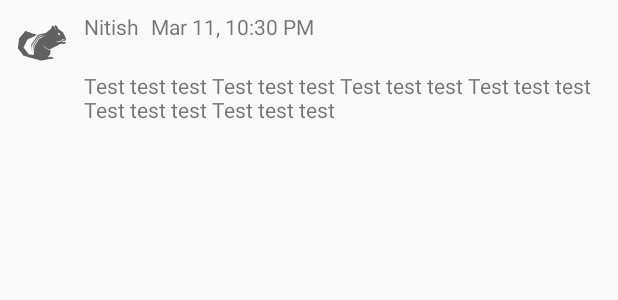
After one commit to nitishmaropost/Smack, an Android app: the layout message_list_view.xml on its own in the app's theme, with its tools: preview values and no code run, on a phone screen of 412 x 824 dp. The commit adds this screen. Shown: the top 300 px of the screen. Run offline under Robolectric (Android 15) with nearby library versions, the phone set to English and light mode, and no system bars.

Commit message:
Added recycle view to display messages

```diff
--- /dev/null
+++ b/app/src/main/res/layout/message_list_view.xml
@@ -0,0 +1,57 @@
+<?xml version="1.0" encoding="utf-8"?>
+<android.support.constraint.ConstraintLayout xmlns:android="http://schemas.android.com/apk/res/android"
+    xmlns:app="http://schemas.android.com/apk/res-auto"
+    xmlns:tools="http://schemas.android.com/tools"
+    android:layout_width="match_parent"
+    android:layout_height="wrap_content">
+
+    <ImageView
+        android:id="@+id/messageListUserImage"
+        android:layout_width="40dp"
+        android:layout_height="40dp"
+        android:layout_marginLeft="8dp"
+        android:layout_marginStart="8dp"
+        android:layout_marginTop="8dp"
+        app:layout_constraintStart_toStartOf="parent"
+        app:layout_constraintTop_toTopOf="parent"
+        tools:srcCompat="@drawable/dark19" />
+
+    <TextView
+        android:id="@+id/messageListUserNameTxt"
+        android:layout_width="wrap_content"
+        android:layout_height="wrap_content"
+        android:layout_marginLeft="8dp"
+        android:layout_marginStart="8dp"
+        android:layout_marginTop="8dp"
+        app:layout_constraintStart_toEndOf="@+id/messageListUserImage"
+        app:layout_constraintTop_toTopOf="parent"
+        tools:text="Nitish" />
+
+    <TextView
+        android:id="@+id/messageListTimestampTxt"
+        android:layout_width="wrap_content"
+        android:layout_height="wrap_content"
+        android:layout_marginLeft="8dp"
+        android:layout_marginStart="8dp"
+        android:layout_marginTop="8dp"
+        app:layout_constraintStart_toEndOf="@+id/messageListUserNameTxt"
+        app:layout_constraintTop_toTopOf="parent"
+        tools:text="Mar 11, 10:30 PM" />
+
+    <TextView
+        android:id="@+id/messageListMessageTxt"
+        android:layout_width="0dp"
+        android:layout_height="wrap_content"
+        android:layout_marginBottom="8dp"
+        android:layout_marginEnd="8dp"
+        android:layout_marginLeft="8dp"
+        android:layout_marginRight="8dp"
+        android:layout_marginStart="8dp"
+        android:layout_marginTop="20dp"
+        app:layout_constraintBottom_toBottomOf="parent"
+        app:layout_constraintEnd_toEndOf="parent"
+        app:layout_constraintHorizontal_bias="1.0"
+        app:layout_constraintStart_toEndOf="@+id/messageListUserImage"
+        app:layout_constraintTop_toBottomOf="@+id/messageListUserNameTxt"
+        tools:text="Test test test Test test test Test test test Test test test Test test test Test test test" />
+</android.support.constraint.ConstraintLayout>
```
Also changed, not shown: app/src/main/java/com/coderswag/nitish/smack/smack/Adapters/MessageAdapter.kt (added, +44 -0 lines), app/src/main/java/com/coderswag/nitish/smack/smack/Controllers/MainActivity.kt (+21 -4 lines).
